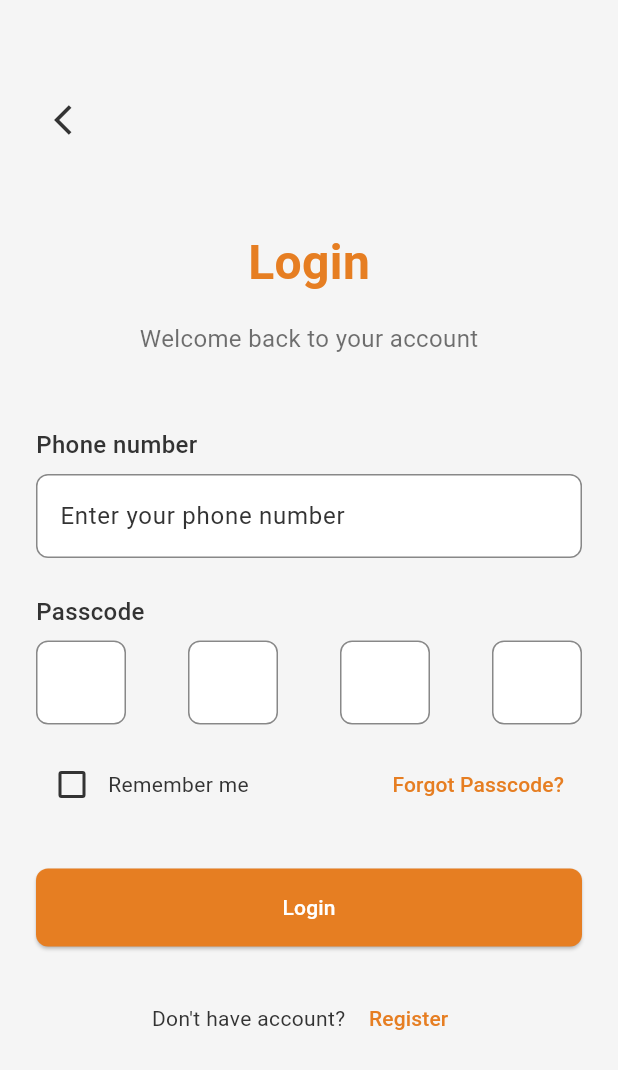
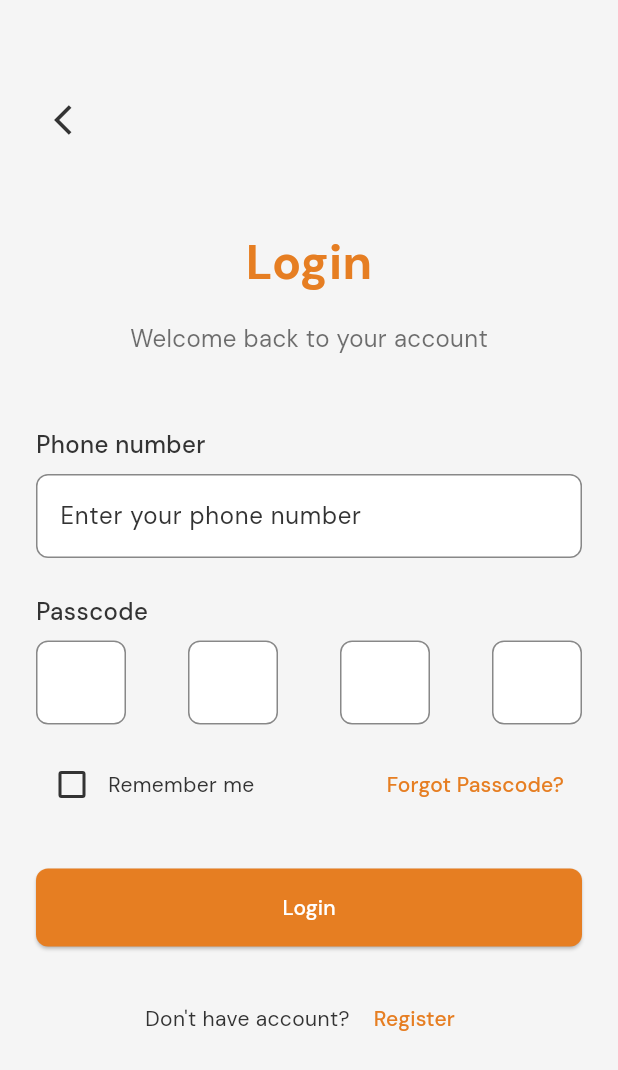
Before and after one commit to JuzuliMP/swift_checkin, a Flutter app: the screen it shows after launch, on a phone screen of 412 x 824 dp. Shown: the top 1070 px of the screen. Run offline on Flutter 3.47's test engine with Material 3 defaults, Android fonts, the phone set to English and light mode, and no system bars; our stand-ins replace bloc, equatable, flutter_bloc.

Commit message:
feat: add DMSans font family and update app theme

```diff
--- a/lib/core/theme/app_theme.dart
+++ b/lib/core/theme/app_theme.dart
@@ -19,6 +19,7 @@ class AppTheme {
 
   static ThemeData get lightTheme {
     return ThemeData(
+      fontFamily: 'DMSans',
       useMaterial3: true,
       brightness: Brightness.light,
       colorScheme: const ColorScheme.light(
@@ -26,7 +27,6 @@ class AppTheme {
         onPrimary: lightOnPrimary,
         surface: lightSurface,
         onSurface: lightOnSurface,
-        background: lightBackground,
         secondary: lightSecondary,
       ),
       scaffoldBackgroundColor: lightBackground,
@@ -50,11 +50,11 @@ class AppTheme {
         fillColor: lightSurface,
         border: OutlineInputBorder(
           borderRadius: BorderRadius.circular(8),
-          borderSide: BorderSide(color: lightSecondary),
+          borderSide: const BorderSide(color: lightSecondary),
         ),
         enabledBorder: OutlineInputBorder(
           borderRadius: BorderRadius.circular(8),
-          borderSide: BorderSide(color: lightSecondary),
+          borderSide: const BorderSide(color: lightSecondary),
         ),
         focusedBorder: OutlineInputBorder(
           borderRadius: BorderRadius.circular(8),
@@ -66,6 +66,7 @@ class AppTheme {
 
   static ThemeData get darkTheme {
     return ThemeData(
+      fontFamily: 'DMSans',
       useMaterial3: true,
       brightness: Brightness.dark,
       colorScheme: const ColorScheme.dark(
@@ -73,7 +74,6 @@ class AppTheme {
         onPrimary: darkOnPrimary,
         surface: darkSurface,
         onSurface: darkOnSurface,
-        background: darkBackground,
         secondary: darkSecondary,
       ),
       scaffoldBackgroundColor: darkBackground,
@@ -97,11 +97,11 @@ class AppTheme {
         fillColor: darkSurface,
         border: OutlineInputBorder(
           borderRadius: BorderRadius.circular(8),
-          borderSide: BorderSide(color: darkSecondary),
+          borderSide: const BorderSide(color: darkSecondary),
         ),
         enabledBorder: OutlineInputBorder(
           borderRadius: BorderRadius.circular(8),
-          borderSide: BorderSide(color: darkSecondary),
+          borderSide: const BorderSide(color: darkSecondary),
         ),
         focusedBorder: OutlineInputBorder(
           borderRadius: BorderRadius.circular(8),
```
Also changed, not shown: pubspec.yaml (+18 -6 lines), assets/fonts/DM_Sans/DMSans-Bold.ttf (added), assets/fonts/DM_Sans/DMSans-Italic.ttf (added), assets/fonts/DM_Sans/DMSans-Light.ttf (added), assets/fonts/DM_Sans/DMSans-Medium.ttf (added), assets/fonts/DM_Sans/DMSans-Regular.ttf (added), assets/fonts/DM_Sans/DMSans-SemiBold.ttf (added), assets/fonts/DM_Sans/DMSans-Thin.ttf (added).
